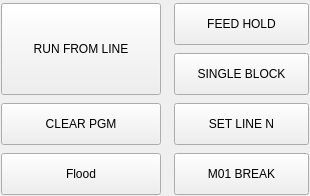
Before: the Qt Designer form user_buttons/template_user_buttons/template_user_buttons.ui in Edsonjanke/Cyberdino, drawn with Qt 5.
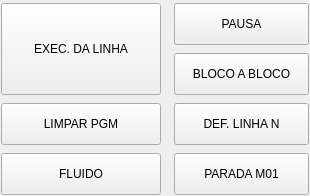
After: the same form once the commit is applied. Custom widgets are drawn as their Qt base class.

```diff
--- a/user_buttons/template_user_buttons/template_user_buttons.ui
+++ b/user_buttons/template_user_buttons/template_user_buttons.ui
@@ -70,7 +70,7 @@
 }</string>
      </property>
      <property name="text">
-      <string>SET LINE N</string>
+      <string>DEF. LINHA N</string>
      </property>
      <property name="checkable">
       <bool>true</bool>
@@ -109,7 +109,7 @@
 }</string>
      </property>
      <property name="text">
-      <string>M01 BREAK</string>
+      <string>PARADA M01</string>
      </property>
      <property name="checkable">
       <bool>true</bool>
@@ -148,7 +148,7 @@
 }</string>
      </property>
      <property name="text">
-      <string>Flood</string>
+      <string>FLUIDO</string>
      </property>
      <property name="checkable">
       <bool>true</bool>
@@ -187,7 +187,7 @@
 }</string>
      </property>
      <property name="text">
-      <string>SINGLE BLOCK</string>
+      <string>BLOCO A BLOCO</string>
      </property>
      <property name="actionName" stdset="0">
       <string>program.step</string>
@@ -223,7 +223,7 @@
 }</string>
      </property>
      <property name="text">
-      <string>RUN FROM LINE</string>
+      <string>EXEC. DA LINHA</string>
      </property>
      <property name="toolTip">
       <string>Arma o programa na linha (cursor ou linha salva no SET LINE N) e deixa PAUSADO. Aperte CYCLE START para iniciar.</string>
@@ -259,7 +259,7 @@
 }</string>
      </property>
      <property name="text">
-      <string>FEED HOLD</string>
+      <string>PAUSA</string>
      </property>
      <property name="checkable">
       <bool>true</bool>
@@ -301,7 +301,7 @@
 }</string>
      </property>
      <property name="text">
-      <string>CLEAR PGM</string>
+      <string>LIMPAR PGM</string>
      </property>
      <property name="checkable">
       <bool>false</bool>
```
Left out of the diff: 26 changed lines with no effect on the pictures.
